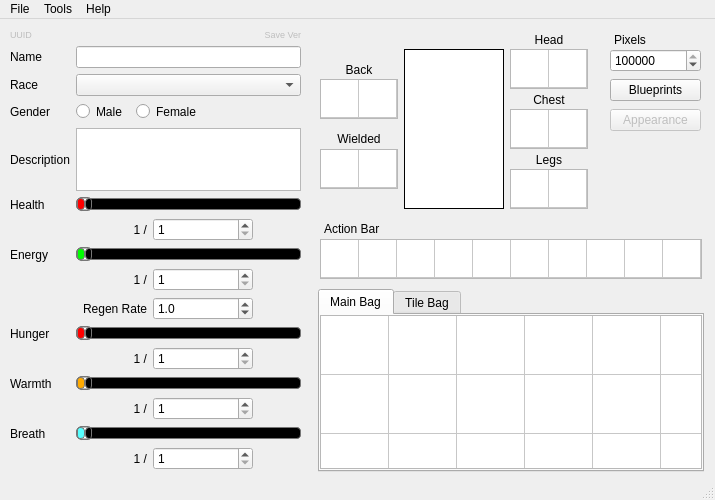
First picture: the form in starcheat/templates/MainWindow.ui, repository wizzomafizzo/starcheat, before the edit.
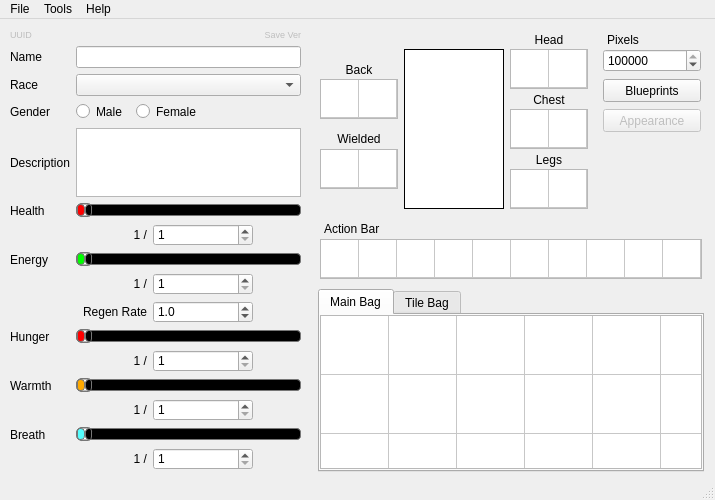
Second picture: the form after the edit.

Commit message: design fixes for OS X [ci skip]

Patch:
```diff
--- a/starcheat/templates/MainWindow.ui
+++ b/starcheat/templates/MainWindow.ui
@@ -659,7 +659,7 @@
    <widget class="QLabel" name="pixels_label">
     <property name="geometry">
      <rect>
-      <x>614</x>
+      <x>607</x>
       <y>10</y>
       <width>41</width>
       <height>21</height>
@@ -678,9 +678,9 @@
    <widget class="QSpinBox" name="pixels">
     <property name="geometry">
      <rect>
-      <x>610</x>
+      <x>603</x>
       <y>30</y>
-      <width>91</width>
+      <width>98</width>
       <height>23</height>
      </rect>
     </property>
@@ -713,10 +713,10 @@
    <widget class="QPushButton" name="blueprints_button">
     <property name="geometry">
      <rect>
-      <x>610</x>
+      <x>603</x>
       <y>60</y>
-      <width>91</width>
-      <height>22</height>
+      <width>98</width>
+      <height>23</height>
      </rect>
     </property>
     <property name="text">
@@ -1101,10 +1101,10 @@
     </property>
     <property name="geometry">
      <rect>
-      <x>610</x>
+      <x>603</x>
       <y>90</y>
-      <width>91</width>
-      <height>22</height>
+      <width>98</width>
+      <height>23</height>
      </rect>
     </property>
     <property name="text">
@@ -1326,6 +1326,12 @@
      </item>
      <item row="6" column="2" colspan="2">
       <widget class="QSpinBox" name="max_health">
+       <property name="minimumSize">
+        <size>
+         <width>100</width>
+         <height>22</height>
+        </size>
+       </property>
        <property name="maximumSize">
         <size>
          <width>100</width>
@@ -1407,6 +1413,12 @@
      </item>
      <item row="8" column="2" colspan="2">
       <widget class="QSpinBox" name="max_energy">
+       <property name="minimumSize">
+        <size>
+         <width>100</width>
+         <height>22</height>
+        </size>
+       </property>
        <property name="maximumSize">
         <size>
          <width>100</width>
@@ -1436,6 +1448,12 @@
      </item>
      <item row="9" column="2" colspan="2">
       <widget class="QDoubleSpinBox" name="energy_regen">
+       <property name="minimumSize">
+        <size>
+         <width>100</width>
+         <height>22</height>
+        </size>
+       </property>
        <property name="maximumSize">
         <size>
          <width>100</width>
@@ -1517,6 +1535,12 @@
      </item>
      <item row="11" column="2" colspan="2">
       <widget class="QSpinBox" name="max_food">
+       <property name="minimumSize">
+        <size>
+         <width>100</width>
+         <height>22</height>
+        </size>
+       </property>
        <property name="maximumSize">
         <size>
          <width>100</width>
@@ -1595,6 +1619,12 @@
      </item>
      <item row="13" column="2" colspan="2">
       <widget class="QSpinBox" name="max_warmth">
+       <property name="minimumSize">
+        <size>
+         <width>100</width>
+         <height>22</height>
+        </size>
+       </property>
        <property name="maximumSize">
         <size>
          <width>100</width>
@@ -1673,6 +1703,12 @@
      </item>
      <item row="15" column="2" colspan="2">
       <widget class="QSpinBox" name="max_breath">
+       <property name="minimumSize">
+        <size>
+         <width>100</width>
+         <height>22</height>
+        </size>
+       </property>
        <property name="maximumSize">
         <size>
          <width>100</width>
```
